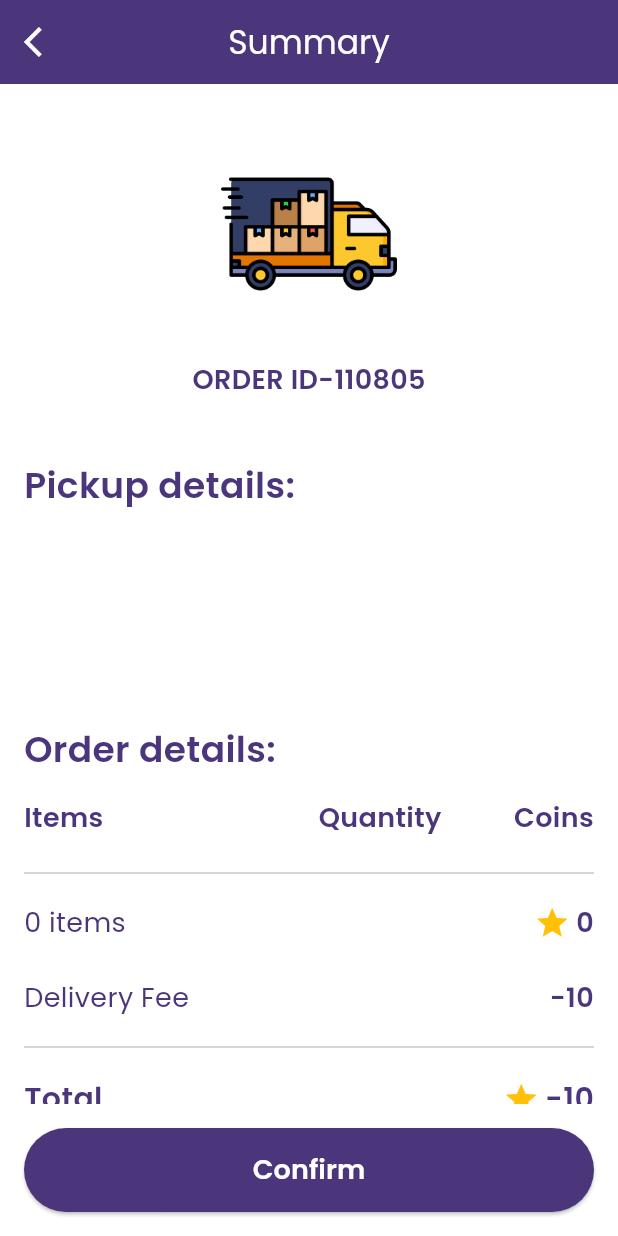
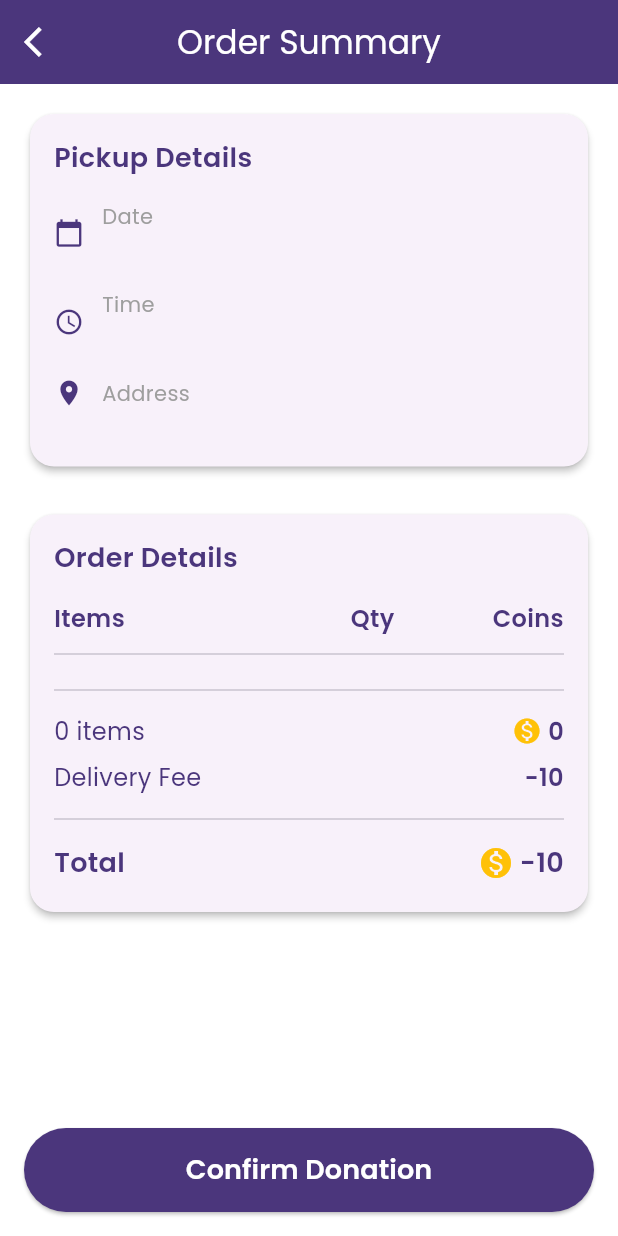
Before and after one commit to noorfarihaf11/revivegoods_mobileapp, a Flutter app: the OrderSummaryScreen screen opened directly with empty values, on a phone screen of 412 x 824 dp. Run offline on Flutter 3.47's test engine with Material 3 defaults, Android fonts, the phone set to English and light mode, and no system bars; our stand-ins replace flutter_map, geocoding, latlong2, shared_preferences; accounts and stored records are empty.

Commit message:
Order Summary Design

```diff
--- a/lib/order_summary_screen.dart
+++ b/lib/order_summary_screen.dart
@@ -16,15 +16,7 @@ class OrderSummaryScreen extends StatelessWidget {
   }) : super(key: key);
 
   @override
-
   Widget build(BuildContext context) {
-
-    void history() {
-      Navigator.of(context).pushReplacement(
-        MaterialPageRoute(builder: (_) => const HistoryScreen()),
-      );
-    }
-
     final theme = Theme.of(context);
 
     // Generate a random order ID
@@ -39,7 +31,7 @@ class OrderSummaryScreen extends StatelessWidget {
     return Scaffold(
       appBar: AppBar(
         title: const Text(
-          'Summary',
+          'Order Summary',
           style: TextStyle(color: Colors.white),
         ),
         backgroundColor: const Color(0xFF4B367C),
@@ -55,49 +47,22 @@ class OrderSummaryScreen extends StatelessWidget {
           child: Column(
             crossAxisAlignment: CrossAxisAlignment.start,
             children: [
-              // Delivery truck image
-              Center(
-                child: Padding(
-                  padding: const EdgeInsets.symmetric(vertical: 24.0),
-                  child: Image.asset(
-                    'assets/images/delivery_truck.png',
-                    width: 150,
-                    height: 120,
-                    errorBuilder: (context, error, stackTrace) {
-                      return Container(
-                        width: 150,
-                        height: 120,
-                        color: Colors.grey[300],
-                        child: const Icon(
-                          Icons.local_shipping,
-                          size: 80,
-                          color: Color(0xFF4B367C),
-                        ),
-                      );
-                    },
-                  ),
-                ),
-              ),
-
-              // Order ID
-              Center(
-                child: Text(
-                  'ORDER $orderId',
-                  style: const TextStyle(
-                    fontSize: 18,
-                    fontWeight: FontWeight.bold,
-                    color: Color(0xFF4B367C),
-                  ),
-                ),
-              ),
-
-              const SizedBox(height: 40),
 
               // Pickup details section
+              Card(
+                elevation: 2,
+                shape: RoundedRectangleBorder(
+                  borderRadius: BorderRadius.circular(16),
+                ),
+                child: Padding(
+                  padding: const EdgeInsets.all(16.0),
+                  child: Column(
+                    crossAxisAlignment: CrossAxisAlignment.start,
+                    children: [
                       const Text(
-                'Pickup details:',
+                        'Pickup Details',
                         style: TextStyle(
-                  fontSize: 24,
+                          fontSize: 18,
                           fontWeight: FontWeight.bold,
                           color: Color(0xFF4B367C),
                         ),
@@ -105,41 +70,131 @@ class OrderSummaryScreen extends StatelessWidget {
 
                       const SizedBox(height: 16),
 
+                      // Date and time row
+                      Row(
+                        children: [
+                          const Icon(
+                            Icons.calendar_today,
+                            color: Color(0xFF4B367C),
+                            size: 20,
+                          ),
+                          const SizedBox(width: 12),
+                          Expanded(
+                            child: Column(
+                              crossAxisAlignment: CrossAxisAlignment.start,
+                              children: [
+                                const Text(
+                                  'Date',
+                                  style: TextStyle(
+                                    fontSize: 14,
+                                    color: Colors.grey,
+                                  ),
+                                ),
                                 Text(
                                   selectedDate,
                                   style: const TextStyle(
-                  fontSize: 18,
+                                    fontSize: 16,
                                     fontWeight: FontWeight.w500,
+                                  ),
+                                ),
+                              ],
+                            ),
+                          ),
+                        ],
+                      ),
+
+                      const SizedBox(height: 16),
+
+                      // Time row
+                      Row(
+                        children: [
+                          const Icon(
+                            Icons.access_time,
                             color: Color(0xFF4B367C),
+                            size: 20,
+                          ),
+                          const SizedBox(width: 12),
+                          Expanded(
+                            child: Column(
+                              crossAxisAlignment: CrossAxisAlignment.start,
+                              children: [
+                                const Text(
+                                  'Time',
+                                  style: TextStyle(
+                                    fontSize: 14,
+                                    color: Colors.grey,
+                                  ),
+                                ),
+                                Text(
+                                  selectedTime,
+                                  style: const TextStyle(
+                                    fontSize: 16,
+                                    fontWeight: FontWeight.w500,
+                                  ),
+                                ),
+                              ],
+                            ),
+                          ),
+                        ],
+                      ),
+
+                      const SizedBox(height: 16),
+
+                      // Address row
+                      Row(
+                        crossAxisAlignment: CrossAxisAlignment.start,
+                        children: [
+                          const Icon(
+                            Icons.location_on,
+                            color: Color(0xFF4B367C),
+                            size: 20,
+                          ),
+                          const SizedBox(width: 12),
+                          Expanded(
+                            child: Column(
+                              crossAxisAlignment: CrossAxisAlignment.start,
+                              children: [
+                                const Text(
+                                  'Address',
+                                  style: TextStyle(
+                                    fontSize: 14,
+                                    color: Colors.grey,
+                                  ),
+                                ),
+                                Text(
+                                  address,
+                                  style: const TextStyle(
+                                    fontSize: 16,
+                                    fontWeight: FontWeight.w500,
+                                  ),
+                                ),
+                              ],
+                            ),
+                          ),
+                        ],
+                      ),
+                    ],
+                  ),
                 ),
               ),
 
-              const SizedBox(height: 8),
-
-              // Address details - split into parts for better formatting
-              Text(
-                address.split(',')[0].trim(), // First line of address
-                style: const TextStyle(
-                  fontSize: 18,
-                  color: Color(0xFF4B367C),
-                ),
-              ),
-
-              Text(
-                address.split(',').length > 1 ? address.substring(address.indexOf(',') + 1).trim() : '',
-                style: const TextStyle(
-                  fontSize: 18,
-                  color: Color(0xFF4B367C),
-                ),
-              ),
-
-              const SizedBox(height: 40),
+              const SizedBox(height: 24),
 
               // Order details section
+              Card(
+                elevation: 2,
+                shape: RoundedRectangleBorder(
+                  borderRadius: BorderRadius.circular(16),
+                ),
+                child: Padding(
+                  padding: const EdgeInsets.all(16.0),
+                  child: Column(
+                    crossAxisAlignment: CrossAxisAlignment.start,
+                    children: [
                       const Text(
-                'Order details:',
+                        'Order Details',
                         style: TextStyle(
-                  fontSize: 24,
+                          fontSize: 18,
                           fontWeight: FontWeight.bold,
                           color: Color(0xFF4B367C),
                         ),
@@ -155,7 +210,7 @@ class OrderSummaryScreen extends StatelessWidget {
                             child: Text(
                               'Items',
                               style: TextStyle(
-                        fontSize: 18,
+                                fontSize: 16,
                                 fontWeight: FontWeight.bold,
                                 color: Color(0xFF4B367C),
                               ),
@@ -163,10 +218,10 @@ class OrderSummaryScreen extends StatelessWidget {
                           ),
                           Expanded(
                             child: Text(
-                      'Quantity',
+                              'Qty',
                               textAlign: TextAlign.center,
                               style: TextStyle(
-                        fontSize: 18,
+                                fontSize: 16,
                                 fontWeight: FontWeight.bold,
                                 color: Color(0xFF4B367C),
                               ),
@@ -177,7 +232,7 @@ class OrderSummaryScreen extends StatelessWidget {
                               'Coins',
                               textAlign: TextAlign.right,
                               style: TextStyle(
-                        fontSize: 18,
+                                fontSize: 16,
                                 fontWeight: FontWeight.bold,
                                 color: Color(0xFF4B367C),
                               ),
@@ -186,11 +241,11 @@ class OrderSummaryScreen extends StatelessWidget {
                         ],
                       ),
 
-              const SizedBox(height: 16),
+                      const Divider(height: 24, thickness: 1),
 
                       // Order items
                       ...orderItems.map((item) => Padding(
-                padding: const EdgeInsets.only(bottom: 16),
+                        padding: const EdgeInsets.only(bottom: 12),
                         child: Row(
                           children: [
                             Expanded(
@@ -200,7 +255,7 @@ class OrderSummaryScreen extends StatelessWidget {
                                 item['name'].toString().substring(0, 1).toUpperCase() +
                                     item['name'].toString().substring(1),
                                 style: const TextStyle(
-                          fontSize: 18,
+                                  fontSize: 16,
                                   color: Color(0xFF4B367C),
                                 ),
                               ),
@@ -210,7 +265,7 @@ class OrderSummaryScreen extends StatelessWidget {
                                 item['quantity'].toString(),
                                 textAlign: TextAlign.center,
                                 style: const TextStyle(
-                          fontSize: 18,
+                                  fontSize: 16,
                                   color: Color(0xFF4B367C),
                                 ),
                               ),
@@ -220,15 +275,15 @@ class OrderSummaryScreen extends StatelessWidget {
                                 mainAxisAlignment: MainAxisAlignment.end,
                                 children: [
                                   const Icon(
-                            Icons.star,
+                                    Icons.monetization_on,
                                     color: Colors.amber,
-                            size: 24,
+                                    size: 20,
                                   ),
                                   const SizedBox(width: 4),
                                   Text(
                                     (item['coins'] * item['quantity']).toString(),
                                     style: const TextStyle(
-                              fontSize: 18,
+                                      fontSize: 16,
                                       fontWeight: FontWeight.bold,
                                       color: Color(0xFF4B367C),
                                     ),
@@ -240,11 +295,11 @@ class OrderSummaryScreen extends StatelessWidget {
                         ),
                       )).toList(),
 
-              const Divider(thickness: 1),
+                      const Divider(height: 24, thickness: 1),
 
                       // Subtotal
                       Padding(
-                padding: const EdgeInsets.symmetric(vertical: 12),
+                        padding: const EdgeInsets.symmetric(vertical: 4),
                         child: Row(
                           children: [
                             Expanded(
@@ -252,7 +307,7 @@ class OrderSummaryScreen extends StatelessWidget {
                               child: Text(
                                 '$totalItems items',
                                 style: const TextStyle(
-                          fontSize: 18,
+                                  fontSize: 16,
                                   color: Color(0xFF4B367C),
                                 ),
                               ),
@@ -265,15 +320,15 @@ class OrderSummaryScreen extends StatelessWidget {
                                 mainAxisAlignment: MainAxisAlignment.end,
                                 children: [
                                   const Icon(
-                            Icons.star,
+                                    Icons.monetization_on,
                                     color: Colors.amber,
-                            size: 24,
+                                    size: 20,
                                   ),
                                   const SizedBox(width: 4),
                                   Text(
                                     subtotalCoins.toString(),
                                     style: const TextStyle(
-                              fontSize: 18,
+                                      fontSize: 16,
                                       fontWeight: FontWeight.bold,
                                       color: Color(0xFF4B367C),
                                     ),
@@ -287,7 +342,7 @@ class OrderSummaryScreen extends StatelessWidget {
 
                       // Delivery fee
                       Padding(
-                padding: const EdgeInsets.symmetric(vertical: 12),
+                        padding: const EdgeInsets.symmetric(vertical: 4),
                         child: Row(
                           children: [
                             const Expanded(
@@ -295,7 +350,7 @@ class OrderSummaryScreen extends StatelessWidget {
                               child: Text(
                                 'Delivery Fee',
                                 style: TextStyle(
-                          fontSize: 18,
+                                  fontSize: 16,
                                   color: Color(0xFF4B367C),
                                 ),
                               ),
@@ -308,7 +363,7 @@ class OrderSummaryScreen extends StatelessWidget {
                                 deliveryFee.toString(),
                                 textAlign: TextAlign.right,
                                 style: const TextStyle(
-                          fontSize: 18,
+                                  fontSize: 16,
                                   fontWeight: FontWeight.bold,
                                   color: Color(0xFF4B367C),
                                 ),
@@ -318,11 +373,11 @@ class OrderSummaryScreen extends StatelessWidget {
                         ),
                       ),
 
-              const Divider(thickness: 1),
+                      const Divider(height: 24, thickness: 1),
 
                       // Total
                       Padding(
-                padding: const EdgeInsets.symmetric(vertical: 12),
+                        padding: const EdgeInsets.symmetric(vertical: 4),
                         child: Row(
                           children: [
                             const Expanded(
@@ -330,7 +385,7 @@ class OrderSummaryScreen extends StatelessWidget {
                               child: Text(
                                 'Total',
                                 style: TextStyle(
-                          fontSize: 20,
+                                  fontSize: 18,
                                   fontWeight: FontWeight.bold,
                                   color: Color(0xFF4B367C),
                                 ),
@@ -344,7 +399,7 @@ class OrderSummaryScreen extends StatelessWidget {
                                 mainAxisAlignment: MainAxisAlignment.end,
                                 children: [
                                   const Icon(
-                            Icons.star,
+                                    Icons.monetization_on,
                                     color: Colors.amber,
                                     size: 24,
                                   ),
@@ -352,7 +407,7 @@ class OrderSummaryScreen extends StatelessWidget {
                                   Text(
                                     totalCoins.toString(),
                                     style: const TextStyle(
-                              fontSize: 20,
+                                      fontSize: 18,
                                       fontWeight: FontWeight.bold,
                                       color: Color(0xFF4B367C),
                                     ),
@@ -363,8 +418,10 @@ class OrderSummaryScreen extends StatelessWidget {
                           ],
                         ),
                       ),
-
-              const SizedBox(height: 40),
+                    ],
+                  ),
+                ),
+              ),
             ],
           ),
         ),
@@ -385,13 +442,14 @@ class OrderSummaryScreen extends StatelessWidget {
                     actions: [
                       TextButton(
                         onPressed: () {
-                          Navigator.of(context).pop(); // tutup AlertDialog dulu
+                          Navigator.of(context).pop(); // Close the dialog
 
-                          Future.delayed(Duration(milliseconds: 200), () {
-                            Navigator.of(context).pushReplacement(
+                          // Navigate to history screen after confirmation
+                          Navigator.pushAndRemoveUntil(
+                            context,
                             MaterialPageRoute(builder: (context) => const HistoryScreen()),
+                                (route) => false, // Remove all previous routes
                           );
-                          });
                         },
                         child: const Text('OK'),
                       ),
@@ -407,7 +465,7 @@ class OrderSummaryScreen extends StatelessWidget {
               ),
             ),
             child: const Text(
-              'Confirm',
+              'Confirm Donation',
               style: TextStyle(
                 fontSize: 18,
                 fontWeight: FontWeight.bold,
```
Lines whose indentation alone changed are shown as unchanged.
